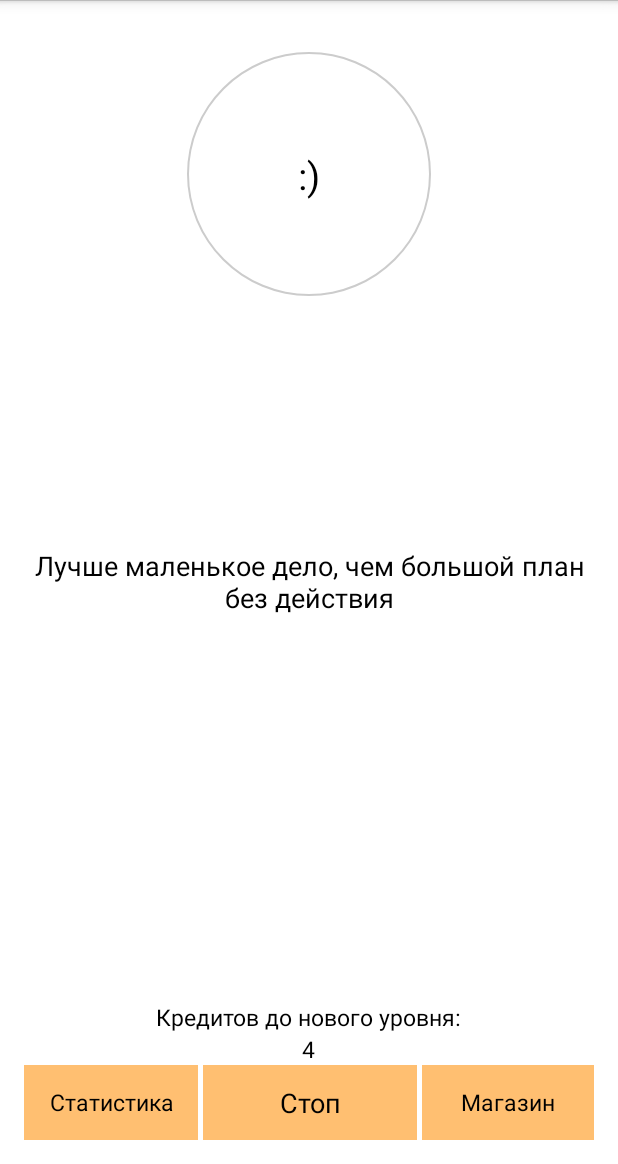
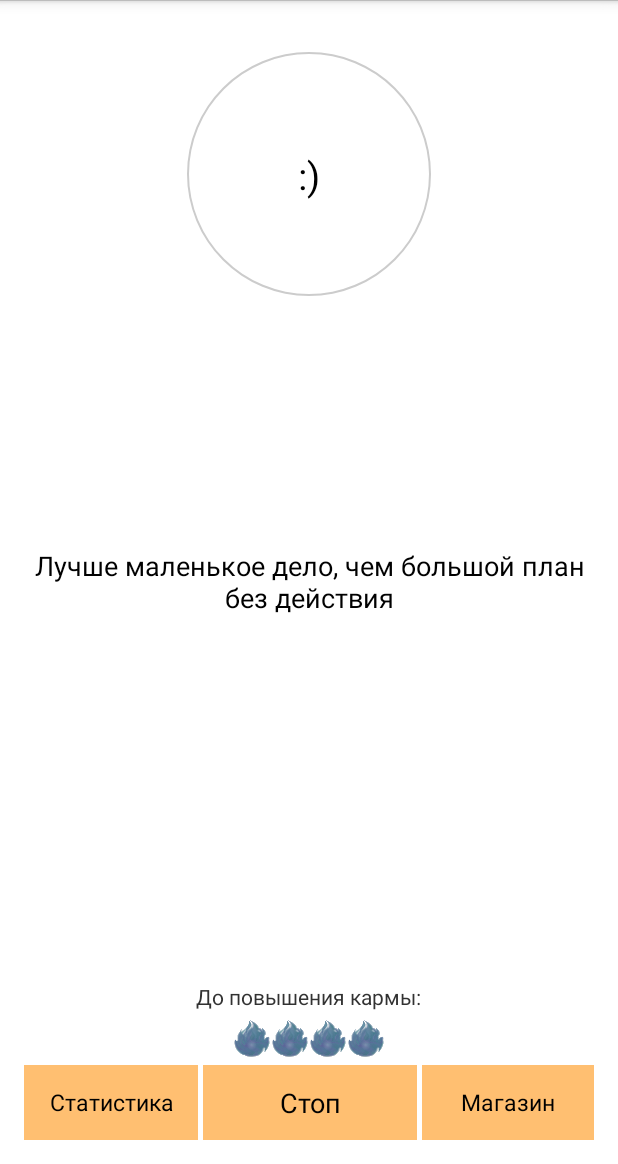
Before and after one commit to FrowningNeko/TimeTest, an Android app: the screen it shows after launch (MainActivity), after a tap on "Старт", on a phone screen of 412 x 824 dp, the part 72-1236 px from its top. Run offline under Robolectric (Android 15) with nearby library versions, the phone set to English and light mode, and no system bars.

Commit message:
26/12/16

```diff
--- a/app/src/main/java/com/example/acer/testapptime/MainActivity.java
+++ b/app/src/main/java/com/example/acer/testapptime/MainActivity.java
@@ -17,6 +17,7 @@ import android.view.MenuItem;
 import android.view.View;
 import android.widget.Button;
 import android.widget.ImageButton;
+import android.widget.ImageView;
 import android.widget.ProgressBar;
 import android.widget.RadioButton;
 import android.widget.TextView;
@@ -32,8 +33,10 @@ public class MainActivity extends Activity {
     Intent intent;
     SharedPreferences sharedPreferences;
     static ProgressBar progressBar;
-    static TextView strScore;
-    static TextView strScoreText;
+    static ImageView imageKarma1;
+    static ImageView imageKarma2;
+    static ImageView imageKarma3;
+    static ImageView imageKarma4;
     Button shop;
 
     @Override
@@ -49,6 +52,10 @@ public class MainActivity extends Activity {
         btMain = (Button)findViewById(R.id.btMain);
         level = (Button)findViewById(R.id.button3);
         shop = (Button)findViewById(R.id.shop);
+        imageKarma1 = (ImageView)findViewById(R.id.imageKarma1);
+        imageKarma2 = (ImageView)findViewById(R.id.imageKarma2);
+        imageKarma3 = (ImageView)findViewById(R.id.imageKarma3);
+        imageKarma4 = (ImageView)findViewById(R.id.imageKarma4);
 
         progressBar = (ProgressBar)findViewById(R.id.progressBar);
         progressBar.setProgress(0);
@@ -91,7 +98,6 @@ public class MainActivity extends Activity {
             @Override
             public void onClick(View v) {
                 startService(new Intent(MainActivity.this, MyTimer.class));
-                loadScore();
                 MyTimer.flag = 1;
                 Tools();
             }
@@ -102,7 +108,7 @@ public class MainActivity extends Activity {
         btMain.setOnClickListener(new View.OnClickListener() {
             @Override
             public void onClick(View v) {
-                startService(new Intent(MainActivity.this, CloseApp.class));
+                MyTimer.mHandler.sendEmptyMessage(9);
                 MyTimer.flag = 0;
                 Tools();
             }
@@ -136,13 +142,6 @@ public class MainActivity extends Activity {
     }
 
 
-    public void loadScore(){
-        strScore = (TextView)findViewById(R.id.textView3);
-        strScoreText = (TextView)findViewById(R.id.textView4);
-        strScoreText.setText("Кредитов до нового уровня:");
-        strScore.setText("4");
-    }
-
     @Override
     public boolean onCreateOptionsMenu(Menu menu) {
         // Inflate the menu; this adds items to the action bar if it is present.
--- a/app/src/main/res/layout/activity_main.xml
+++ b/app/src/main/res/layout/activity_main.xml
@@ -1,4 +1,5 @@
 <RelativeLayout xmlns:android="http://schemas.android.com/apk/res/android"
+    xmlns:app="http://schemas.android.com/apk/res-auto"
     xmlns:tools="http://schemas.android.com/tools"
     android:layout_width="match_parent"
     android:layout_height="match_parent"
@@ -21,26 +22,6 @@
         android:layout_marginTop="83dp"
         android:gravity="center_horizontal"
         android:layout_alignTop="@+id/progressBar"
-        android:layout_centerHorizontal="true" />
-
-    <TextView
-        android:layout_width="wrap_content"
-        android:layout_height="wrap_content"
-        android:text=""
-        android:textSize="15sp"
-        android:textColor="@color/white"
-        android:id="@+id/textView3"
-        android:layout_above="@+id/linearLayout"
-        android:layout_centerHorizontal="true" />
-
-    <TextView
-        android:layout_width="wrap_content"
-        android:layout_height="wrap_content"
-        android:text=""
-        android:textSize="15sp"
-        android:textColor="@color/white"
-        android:id="@+id/textView4"
-        android:layout_above="@+id/textView3"
         android:layout_centerHorizontal="true" />
 
 
@@ -117,4 +98,50 @@
         android:layout_alignParentTop="true"
         android:layout_centerHorizontal="true" />
 
+
+
+    <LinearLayout
+        android:orientation="horizontal"
+        android:layout_width="match_parent"
+        android:layout_height="25dp"
+        android:layout_above="@+id/linearLayout"
+        android:layout_alignParentLeft="true"
+        android:layout_alignParentStart="true"
+        android:layout_margin="5dp"
+        android:gravity="center"
+        android:id="@+id/linearLayout2">
+        <ImageView
+            android:layout_width="25dp"
+            android:layout_height="25dp"
+            android:background="@drawable/karma_null"
+            android:id="@+id/imageKarma1" />
+
+        <ImageView
+            android:layout_width="25dp"
+            android:layout_height="25dp"
+            android:background= "@drawable/karma_null"
+            android:id="@+id/imageKarma2"
+            android:layout_gravity="center"/>
+
+        <ImageView
+            android:layout_width="25dp"
+            android:layout_height="25dp"
+            android:background= "@drawable/karma_null"
+            android:id="@+id/imageKarma3" />
+
+        <ImageView
+            android:layout_width="25dp"
+            android:layout_height="25dp"
+            android:background= "@drawable/karma_null"
+            android:id="@+id/imageKarma4" />
+    </LinearLayout>
+
+    <TextView
+        android:text="До повышения кармы:"
+        android:layout_width="wrap_content"
+        android:layout_height="wrap_content"
+        android:id="@+id/textView4"
+        android:layout_above="@+id/linearLayout2"
+        android:layout_centerHorizontal="true" />
+
 </RelativeLayout>
```
Also changed, not shown: app/src/main/java/com/example/acer/testapptime/MyTimer.java (+34 -13 lines), app/src/main/res/drawable/karma.png (added), app/src/main/res/drawable/karma_null.png (added), 1 other file.
